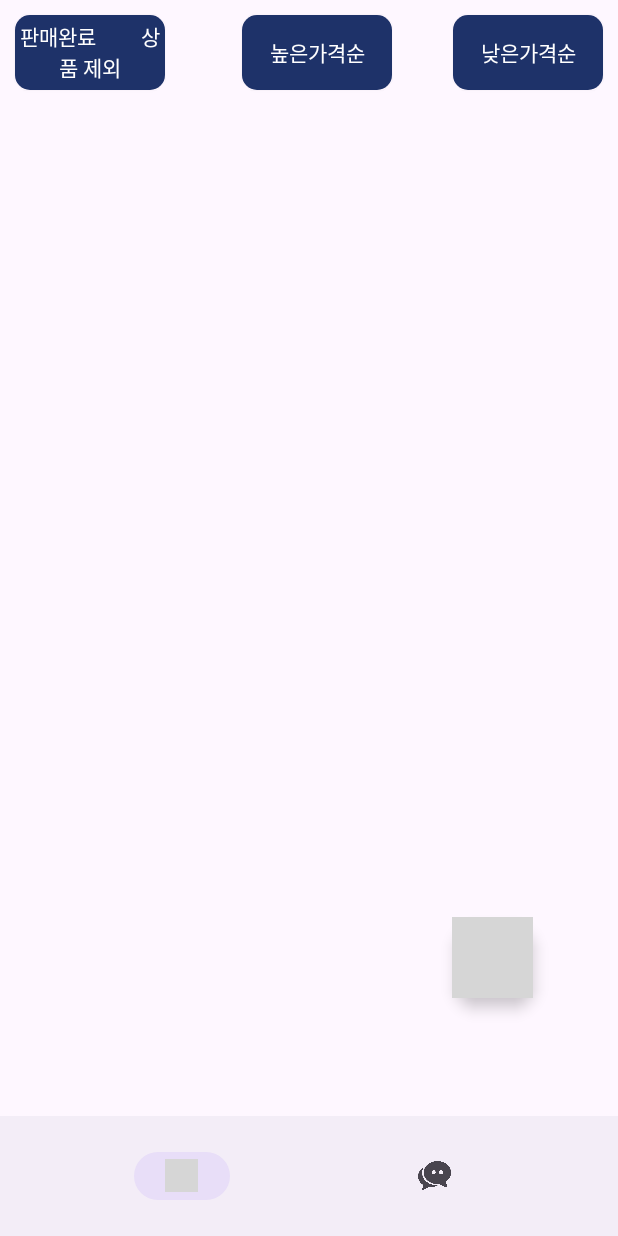
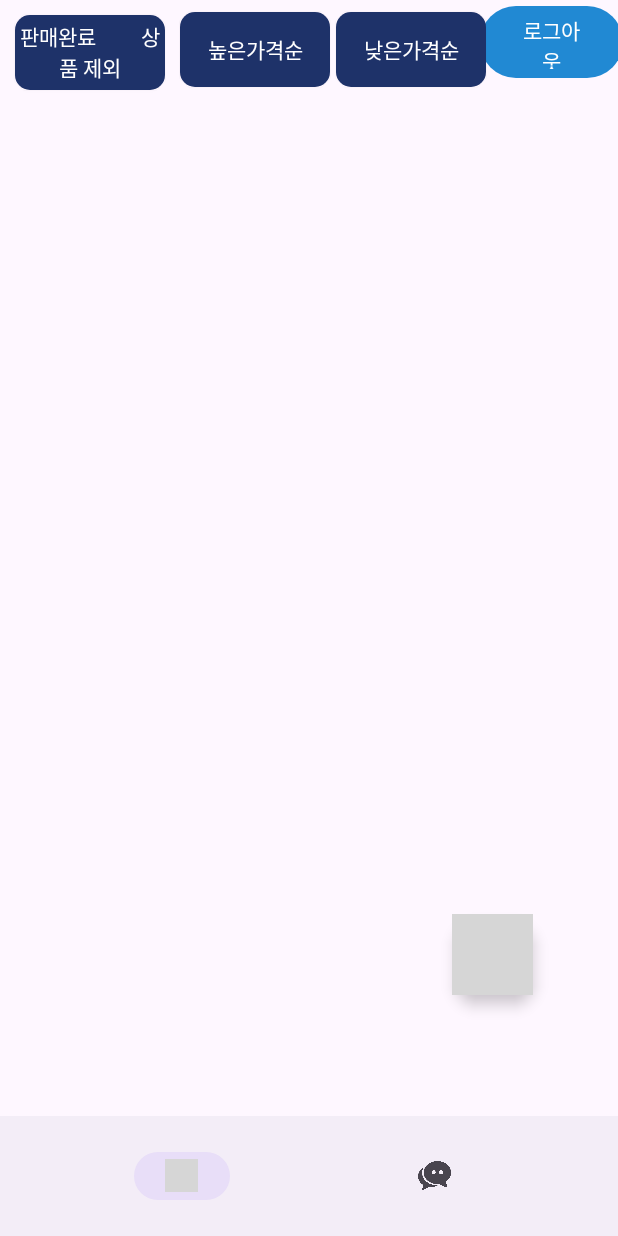
Before and after one commit to eeazzy/carrotMarket, an Android app: the HomeFragment screen opened directly, with no data from a screen before it, after a tap on "높은가격순", on a phone screen of 412 x 824 dp. Run offline under Robolectric (Android 15) with nearby library versions, the phone set to English and light mode, and no system bars; our stand-ins replace Firebase (no records; nobody signed in at launch, a user with empty details on screens opened directly), navigation-ui; grey boxes are pictures that could not be loaded.

Commit message:
23/11/28 업데이트 - 우현

```diff
--- a/app/build.gradle.kts
+++ b/app/build.gradle.kts
@@ -45,10 +45,10 @@ android {
 
 
 dependencies {
-    implementation("com.google.firebase:firebase-firestore:24.9.0")
+    implementation(platform("com.google.firebase:firebase-bom:32.6.0"))
+    implementation("com.google.firebase:firebase-firestore")
     val nav_version = "2.5.3"
     implementation("com.google.firebase:firebase-analytics")
-    implementation(platform("com.google.firebase:firebase-bom:32.6.0"))
     implementation("com.google.android.material:material:1.3.0")
     implementation("com.google.firebase:firebase-auth-ktx")
     implementation("com.google.firebase:firebase-database-ktx:20.3.0")
--- a/app/src/main/java/com/example/carrotmarket/fragments/HomeFragment.kt
+++ b/app/src/main/java/com/example/carrotmarket/fragments/HomeFragment.kt
@@ -1,6 +1,7 @@
 package com.example.carrotmarket.fragments
 
 import android.app.Dialog
+import android.content.Intent
 import android.os.Bundle
 import android.view.LayoutInflater
 import android.view.View
@@ -14,6 +15,7 @@ import androidx.navigation.fragment.NavHostFragment.Companion.findNavController
 import androidx.navigation.fragment.findNavController
 import androidx.recyclerview.widget.LinearLayoutManager
 import androidx.recyclerview.widget.RecyclerView
+import com.example.carrotmarket.LoginActivity
 import com.example.carrotmarket.MyAdapter
 import com.example.carrotmarket.R
 import com.example.carrotmarket.UserDatastock
@@ -81,6 +83,7 @@ class HomeFragment : Fragment() {
         val sortByHighest: Button? = binding.highestPrice
         val sortByLowest: Button? = binding.lowestPrice
         val addProdcutBtn:FloatingActionButton? = binding.addProductBtn
+        val logOutBtn: Button? = binding.logoutBtn
 
 
         fun updateData() {
@@ -102,7 +105,7 @@ class HomeFragment : Fragment() {
                         dataList.add(userData)
                     }
 
-                    if (!flag) {
+                    if (flag) {
                         dataList.sortBy { it.price }
                     } else {
                         dataList.sortByDescending { it.price }
@@ -120,12 +123,12 @@ class HomeFragment : Fragment() {
         updateData() // 초기 데이터 로드
 
         sortByHighest?.setOnClickListener {
-            flag = !flag
+            flag = false
             updateData()
         }
 
         sortByLowest?.setOnClickListener {
-            flag = !flag
+            flag = true
             updateData()
         }
 
@@ -139,8 +142,17 @@ class HomeFragment : Fragment() {
             findNavController().navigate(R.id.action_homeFragment_to_addProductFragment2)
         }
 
+        logOutBtn?.setOnClickListener {
+            FirebaseAuth.getInstance().signOut()//로그아웃
+            val intent = Intent(requireActivity(), LoginActivity::class.java)
+            startActivity(intent)
+        }
+
         return mBinding?.root
     }
+
+
+
 
     override fun onDestroyView() {//바인딩 정책에 의거,해당 view를 destroy
         mBinding = null
--- a/app/src/main/res/layout/fragment_home.xml
+++ b/app/src/main/res/layout/fragment_home.xml
@@ -28,29 +28,30 @@
         android:id="@+id/highest_price"
         android:layout_width="100dp"
         android:layout_height="50dp"
-        android:layout_marginTop="10dp"
         android:layout_marginLeft="10dp"
+        android:layout_marginTop="8dp"
+        android:background="@drawable/default_btn"
+        android:fontFamily="@font/bmpro"
         android:text="높은가격순"
-        android:fontFamily="@font/bmpro"
         android:textColor="@color/white"
-        android:background="@drawable/default_btn"
         app:layout_constraintEnd_toStartOf="@+id/lowest_price"
+        app:layout_constraintHorizontal_bias="0.0"
         app:layout_constraintStart_toEndOf="@+id/ignoreSellingProduct"
         app:layout_constraintTop_toTopOf="parent" />
+
 
     <androidx.appcompat.widget.AppCompatButton
         android:id="@+id/lowest_price"
         android:layout_width="100dp"
         android:layout_height="50dp"
+        android:layout_marginTop="8dp"
+        android:layout_marginEnd="88dp"
+        android:background="@drawable/default_btn"
+        android:fontFamily="@font/bmpro"
         android:text="낮은가격순"
-        android:layout_marginTop="10dp"
-        android:layout_marginRight="10dp"
-        android:fontFamily="@font/bmpro"
         android:textColor="@color/white"
-        android:background="@drawable/default_btn"
         app:layout_constraintEnd_toEndOf="parent"
         app:layout_constraintTop_toTopOf="parent" />
-
 
     <androidx.recyclerview.widget.RecyclerView
         android:id="@+id/myRecyclerView"
@@ -81,4 +82,14 @@
         app:layout_constraintTop_toTopOf="@+id/myRecyclerView"
         app:layout_constraintVertical_bias="1.0" />
 
+    <Button
+        android:id="@+id/logoutBtn"
+        android:layout_width="95dp"
+        android:layout_height="56dp"
+        android:layout_marginEnd="1dp"
+        android:text="로그아웃"
+        app:layout_constraintEnd_toEndOf="parent"
+        app:layout_constraintStart_toEndOf="@+id/lowest_price"
+        app:layout_constraintTop_toTopOf="parent" />
+
 </androidx.constraintlayout.widget.ConstraintLayout>
--- a/app/src/main/res/navigation/nav_graph.xml
+++ b/app/src/main/res/navigation/nav_graph.xml
@@ -105,6 +105,12 @@ app:startDestination="@id/homeFragment">
             app:exitAnim="@android:anim/slide_out_right"
             app:popEnterAnim="@android:anim/slide_in_left"
             app:popExitAnim="@android:anim/slide_out_right" />
+        <action
+            android:id="@+id/action_chattingFragment_to_showOtherProductFragment2"
+            app:destination="@id/showOtherProductFragment" />
+        <action
+            android:id="@+id/action_chattingFragment_to_userdataFragment"
+            app:destination="@id/userdataFragment" />
     </fragment>
     <fragment
         android:id="@+id/chattingFragment"
```
Also changed, not shown: app/src/main/java/com/example/carrotmarket/LoginActivity.kt (+6 -9 lines).
